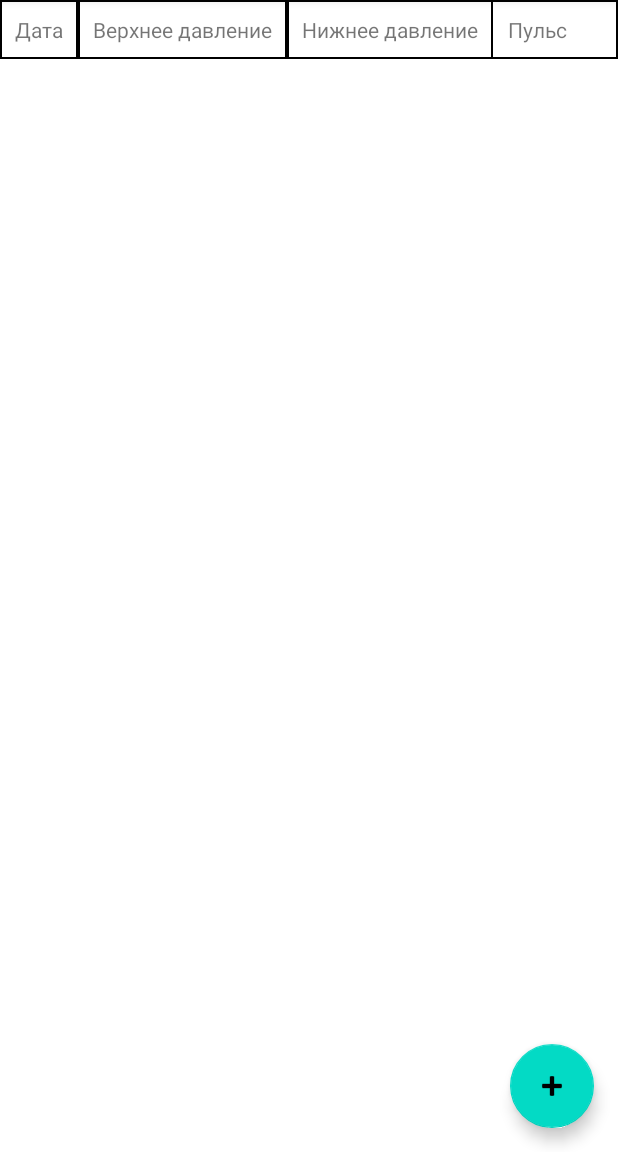
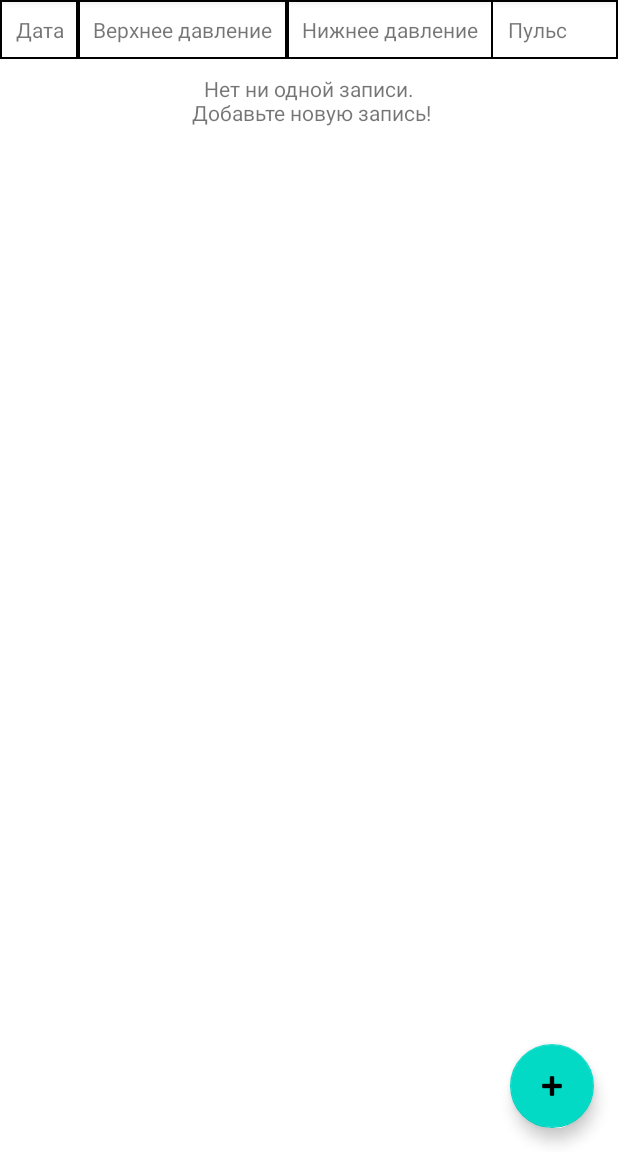
Before and after one commit to user576g/TonometerRecorder, an Android app: the screen it shows after launch (MainActivity), on a phone screen of 412 x 824 dp, the part 84-1236 px from its top. Run offline under Robolectric (Android 15) with nearby library versions, the phone set to English and light mode, and no system bars; our stand-ins replace Room's generated code.

Commit message:
Code that works with Table Layout was moved to file TableLayoutExtensions.kt.

```diff
--- a/app/src/main/java/com/user576/tonometerrecorder/AddRecordActivity.kt
+++ b/app/src/main/java/com/user576/tonometerrecorder/AddRecordActivity.kt
@@ -8,6 +8,7 @@ import kotlinx.android.synthetic.main.add_layout.add_btn
 import kotlinx.android.synthetic.main.add_layout.sys
 import kotlinx.android.synthetic.main.add_layout.dia
 import kotlinx.android.synthetic.main.add_layout.pulse
+import kotlinx.android.synthetic.main.main_layout.table_layout
 
 class AddRecordActivity : AppCompatActivity() {
 
@@ -23,8 +24,9 @@ class AddRecordActivity : AppCompatActivity() {
 
             val result = Record.verifyParamsForCreate(sysStr, diaStr, pulseStr)
             if (result == Record.VALID_RES) {
-                RecorderApp.dao.insert(Record.create(sysStr, diaStr, pulseStr))
-                MyListFragment.adapter.add("$sysStr $diaStr $pulseStr")
+                val record = Record.create(sysStr, diaStr, pulseStr)
+                RecorderApp.dao.insert(record)
+                table_layout.addRecord(record)
                 finish()
             } else {
                 AlertDialog.Builder(it.context)
--- /dev/null
+++ b/app/src/main/java/com/user576/tonometerrecorder/TableLayoutExtensions.kt
@@ -0,0 +1,69 @@
+package com.user576.tonometerrecorder
+
+import android.view.View
+import android.widget.TableLayout
+import android.widget.TableRow
+import android.widget.TextView
+import androidx.core.view.setPadding
+import java.util.Calendar
+import java.util.Locale
+
+private fun TableLayout.createTextViewWithText(text : CharSequence) : TextView {
+    val textView = TextView(this.context)
+    textView.setPadding(
+        this.resources.getDimension(R.dimen.cell_padding).toInt()
+    )
+    textView.textAlignment = View.TEXT_ALIGNMENT_CENTER
+
+    textView.text = text
+
+    return textView
+}
+
+private var rowsNumber = 1
+
+fun TableLayout.addRecord(record: Record) {
+
+    val row = TableRow(this.context)
+    row.setBackgroundResource(R.drawable.border)
+
+    val cal = Calendar.Builder().setInstant(record.timeMillis).build()
+    val month = cal.getDisplayName(Calendar.MONTH, Calendar.SHORT, Locale("ru"))
+    val day = cal.get(Calendar.DAY_OF_MONTH)
+
+    val labels : List<String> = with(record) {
+        listOf("$day $month", sys.toString(), dia.toString(), pulse.toString())
+    }
+
+    for (j in 0 .. labels.size - 2) {
+        val textView = createTextViewWithText(labels[j])
+        textView.setBackgroundResource(R.drawable.border)
+
+        row.addView(textView, j)
+    }
+
+    // last cell in row without background
+    row.addView(createTextViewWithText(labels.last()), labels.size - 1)
+
+    this.addView(row, rowsNumber)
+    ++rowsNumber
+}
+
+fun TableLayout.setRecords(records : List<Record>) {
+
+    if (records.isEmpty()) {
+        this.addView(
+            this.createTextViewWithText(
+                resources.getText(R.string.message)
+            )
+        )
+    } else {
+        for (record in records) {
+            this.addRecord(record)
+        }
+    }
+}
+
+fun resetRowsNumber() {
+    rowsNumber = 1
+}
--- a/app/src/main/res/layout/main_layout.xml
+++ b/app/src/main/res/layout/main_layout.xml
@@ -13,26 +13,31 @@
         android:layout_width="match_parent"
         android:layout_height="match_parent">
 
-        <TableRow android:background="@drawable/border">
+        <TableRow
+            android:background="@drawable/border">
 
             <TextView
                 android:background="@drawable/border"
                 android:padding="@dimen/cell_padding"
-                android:text="@string/th_date" />
+                android:text="@string/th_date"
+                android:textAlignment="center" />
 
             <TextView
                 android:background="@drawable/border"
                 android:padding="@dimen/cell_padding"
-                android:text="@string/th_sys" />
+                android:text="@string/th_sys"
+                android:textAlignment="center"/>
 
             <TextView
                 android:background="@drawable/border"
                 android:padding="@dimen/cell_padding"
-                android:text="@string/th_dia" />
+                android:text="@string/th_dia"
+                android:textAlignment="center" />
 
             <TextView
                 android:padding="@dimen/cell_padding"
-                android:text="@string/th_pulse" />
+                android:text="@string/th_pulse"
+                android:textAlignment="center" />
         </TableRow>
     </TableLayout>
 
--- a/app/src/main/res/values/strings.xml
+++ b/app/src/main/res/values/strings.xml
@@ -19,4 +19,6 @@
     <string name="th_dia">Нижнее давление</string>
     <string name="th_pulse">Пульс</string>
 
+    <string name="message">Нет ни одной записи.\n Добавьте новую запись!</string>
+
 </resources>
```
Also changed, not shown: app/src/main/java/com/user576/tonometerrecorder/MainActivity.kt (+12 -37 lines), 1 other file.
